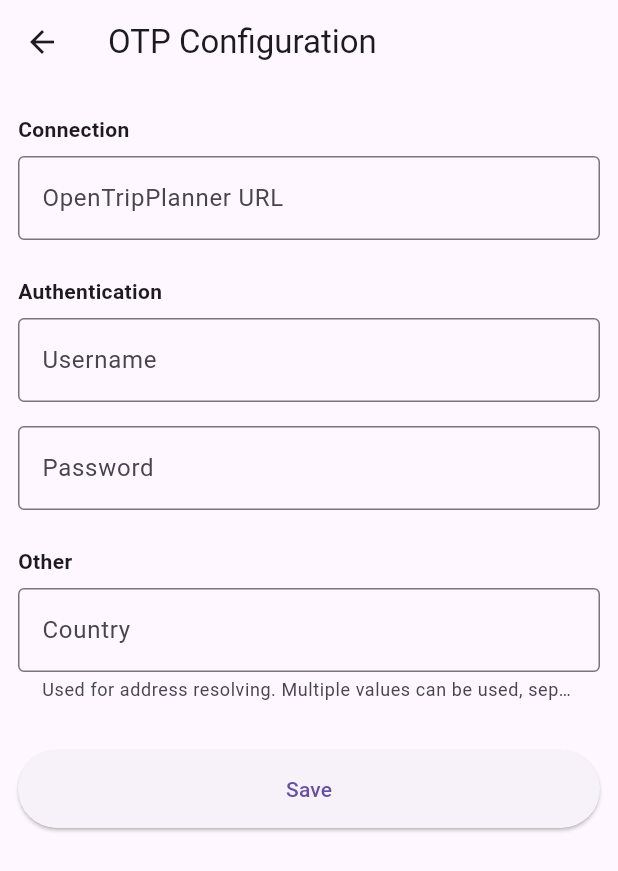
After one commit to BhasherBEL/OtpAnd, a Flutter app: the screen it shows after launch, item 4 of the bottom bar chosen, after a tap on "OTP Configuration", on a phone screen of 412 x 824 dp. The commit adds this screen. Shown: the top 871 px of the screen. Run offline on Flutter 3.47's test engine with Material 3 defaults, Android fonts, the phone set to English and light mode, and no system bars; our stand-ins replace dotted_line, geolocator, shared_preferences, sqflite, timelines_plus; missing offline and left inert: maps_launcher; accounts and stored records are empty; network calls fail.

Commit message:
Profiles, config, and backward propagation

```diff
--- /dev/null
+++ b/lib/db/crud/profiles.dart
@@ -0,0 +1,91 @@
+import 'package:flutter/material.dart';
+import 'package:sqflite/sqflite.dart';
+import 'package:otpand/objects/profile.dart';
+import 'package:otpand/db/helper.dart';
+
+class ProfileDao {
+  static const String table = 'profiles';
+
+  static Future<Profile> newProfile() async {
+    final db = await DatabaseHelper().database;
+    final id = await db.insert(table, {
+      'id': 0,
+      'name': 'New profile',
+      'color': Colors.blue.value,
+      'avoidDirectWalking': 0,
+      'walkPreference': 1.0, // 0.1 - 2
+      'walkSafetyPreference': 0.5, // 0 - 1
+      'walkSpeed': 5.0, // 2 - 10
+      'transit': 1,
+      'transitPreference': 1.0, // 0.1 - 2
+      'transitWaitReluctance': 1.0, // 0.1 - 2
+      'transitTransferWorth': 0.0, // 0 - 15
+      'transitMinimalTransferTime': 1, // 0 - 60
+      'wheelchairAccessible': 0,
+      'bike': 0,
+      'bikePreference': 1.0, // 0.1 - 2
+      'bikeFlatnessPreference': 0.5, // 0 - 1
+      'bikeSafetyPreference': 0.5, // 0 - 1
+      'bikeSpeed': 15.0, // 5 - 40
+      'bikeFriendly': 0,
+      'bikeParkRide': 0,
+      'car': 0,
+      'carPreference': 1.0, // 0.1 - 2
+      'carParkRide': 0,
+      'carKissRide': 0,
+      'carPickup': 0,
+    });
+    final maps = await db.query(table, where: 'id = ?', whereArgs: [id]);
+    if (maps.isNotEmpty) {
+      return Profile.parse(maps.first);
+    } else {
+      throw Exception('Failed to create new profile');
+    }
+  }
+
+  static Future<int> insert(Profile profile) async {
+    final db = await DatabaseHelper().database;
+    return await db.insert(table, profile.toMap());
+  }
+
+  static Future<List<Profile>> getAll() async {
+    final db = await DatabaseHelper().database;
+    final maps = await db.query(table);
+    return Profile.parseAll(maps);
+  }
+
+  static Future<Profile?> getById(int id) async {
+    final db = await DatabaseHelper().database;
+    final maps = await db.query(table, where: 'id = ?', whereArgs: [id]);
+    if (maps.isNotEmpty) {
+      return Profile.parse(maps.first);
+    }
+    return null;
+  }
+
+  static Future<int> update(int id, Profile profile) async {
+    final db = await DatabaseHelper().database;
+    return await db.update(
+      table,
+      profile.toMap(),
+      where: 'id = ?',
+      whereArgs: [id],
+    );
+  }
+
+  static Future<int> delete(int id) async {
+    final db = await DatabaseHelper().database;
+    return await db.delete(table, where: 'id = ?', whereArgs: [id]);
+  }
+
+  // Ensure at least one profile exists (create new on first startup)
+  static Future<void> ensureBlankProfile() async {
+    final db = await DatabaseHelper().database;
+    final count = Sqflite.firstIntValue(
+      await db.rawQuery('SELECT COUNT(*) FROM $table'),
+    );
+    if (count == 0) {
+      await newProfile();
+    }
+  }
+}
--- a/lib/db/helper.dart
+++ b/lib/db/helper.dart
@@ -23,6 +23,36 @@ class DatabaseHelper {
   }
 
   Future _onCreate(Database db, int version) async {
+    await db.execute('''
+      CREATE TABLE profiles (
+        id INTEGER PRIMARY KEY AUTOINCREMENT,
+        name TEXT NOT NULL,
+        color INTEGER NOT NULL,
+        avoidDirectWalking INTEGER NOT NULL,
+        walkPreference REAL NOT NULL,
+        walkSafetyPreference REAL NOT NULL,
+        walkSpeed REAL NOT NULL,
+        transit INTEGER NOT NULL,
+        transitPreference REAL NOT NULL,
+        transitWaitReluctance REAL NOT NULL,
+        transitTransferWorth REAL NOT NULL,
+        transitMinimalTransferTime INTEGER NOT NULL,
+        wheelchairAccessible INTEGER NOT NULL,
+        bike INTEGER NOT NULL,
+        bikePreference REAL NOT NULL,
+        bikeFlatnessPreference REAL NOT NULL,
+        bikeSafetyPreference REAL NOT NULL,
+        bikeSpeed REAL NOT NULL,
+        bikeFriendly INTEGER NOT NULL,
+        bikeParkRide INTEGER NOT NULL,
+        car INTEGER NOT NULL,
+        carPreference REAL NOT NULL,
+        carParkRide INTEGER NOT NULL,
+        carKissRide INTEGER NOT NULL,
+        carPickup INTEGER NOT NULL
+      )
+    ''');
+
     await db.execute('''
       CREATE TABLE agencies (
         gtfsId TEXT PRIMARY KEY,
--- a/lib/objects/profile.dart
+++ b/lib/objects/profile.dart
@@ -2,6 +2,7 @@ import 'package:flutter/material.dart';
 import 'package:otpand/utils.dart';
 
 class Profile {
+  int id;
   String name;
   Color color;
 
@@ -32,6 +33,7 @@ class Profile {
   bool carPickup;
 
   Profile({
+    required this.id,
     required this.name,
     required this.color,
     required this.avoidDirectWalking,
@@ -58,32 +60,13 @@ class Profile {
     required this.carPickup,
   });
 
-  factory Profile.blank() => Profile(
-    name: 'New profile',
-    color: Colors.blue,
-    avoidDirectWalking: false,
-    walkPreference: 1.0, // 0.1 - 2
-    walkSafetyPreference: 0.5, // 0 - 1
-    walkSpeed: 5, // 2 - 10
-    transit: true,
-    transitPreference: 1.0, // 0.1 - 2
-    transitWaitReluctance: 1.0, // 0.1 - 2
-    transitTransferWorth: 0.0, // 0 - 15
-    transitMinimalTransferTime: 60, // 0 - 1800
-    wheelchairAccessible: false,
-    bike: false,
-    bikePreference: 1.0, // 0.1 - 2
-    bikeFlatnessPreference: 0.5, // 0 - 1
-    bikeSafetyPreference: 0.5, // 0 - 1
-    bikeSpeed: 15.0, // 5 - 40
-    bikeFriendly: false,
-    bikeParkRide: false,
-    car: false,
-    carPreference: 1.0, // 0.1 - 2
-    carParkRide: false,
-    carKissRide: false,
-    carPickup: false,
-  );
+  @override
+  bool operator ==(Object other) =>
+      identical(this, other) ||
+      other is Profile && runtimeType == other.runtimeType && id == other.id;
+
+  @override
+  int get hashCode => id.hashCode;
 
   Map<String, dynamic> getPlanPreferences() {
     num bikeFlatnessRatio = round(
@@ -154,4 +137,68 @@ class Profile {
       },
     };
   }
+
+  Map<String, dynamic> toMap() {
+    return {
+      'id': id,
+      'name': name,
+      'color': color.value,
+      'avoidDirectWalking': avoidDirectWalking ? 1 : 0,
+      'walkPreference': walkPreference,
+      'walkSafetyPreference': walkSafetyPreference,
+      'walkSpeed': walkSpeed,
+      'transit': transit ? 1 : 0,
+      'transitPreference': transitPreference,
+      'transitWaitReluctance': transitWaitReluctance,
+      'transitTransferWorth': transitTransferWorth,
+      'transitMinimalTransferTime': transitMinimalTransferTime,
+      'wheelchairAccessible': wheelchairAccessible ? 1 : 0,
+      'bike': bike ? 1 : 0,
+      'bikePreference': bikePreference,
+      'bikeFlatnessPreference': bikeFlatnessPreference,
+      'bikeSafetyPreference': bikeSafetyPreference,
+      'bikeSpeed': bikeSpeed,
+      'bikeFriendly': bikeFriendly ? 1 : 0,
+      'bikeParkRide': bikeParkRide ? 1 : 0,
+      'car': car ? 1 : 0,
+      'carPreference': carPreference,
+      'carParkRide': carParkRide ? 1 : 0,
+      'carKissRide': carKissRide ? 1 : 0,
+      'carPickup': carPickup ? 1 : 0,
+    };
+  }
+
+  static List<Profile> parseAll(List<dynamic> list) {
+    return list.map((e) => Profile.parse(e as Map<String, dynamic>)).toList();
+  }
+
+  static Profile parse(Map<String, dynamic> map) {
+    return Profile(
+      id: map['id'],
+      name: map['name'],
+      color: Color(map['color']),
+      avoidDirectWalking: map['avoidDirectWalking'] == 1,
+      walkPreference: map['walkPreference'],
+      walkSafetyPreference: map['walkSafetyPreference'],
+      walkSpeed: map['walkSpeed'],
+      transit: map['transit'] == 1,
+      transitPreference: map['transitPreference'],
+      transitWaitReluctance: map['transitWaitReluctance'],
+      transitTransferWorth: map['transitTransferWorth'],
+      transitMinimalTransferTime: map['transitMinimalTransferTime'],
+      wheelchairAccessible: map['wheelchairAccessible'] == 1,
+      bike: map['bike'] == 1,
+      bikePreference: map['bikePreference'],
+      bikeFlatnessPreference: map['bikeFlatnessPreference'],
+      bikeSafetyPreference: map['bikeSafetyPreference'],
+      bikeSpeed: map['bikeSpeed'],
+      bikeFriendly: map['bikeFriendly'] == 1,
+      bikeParkRide: map['bikeParkRide'] == 1,
+      car: map['car'] == 1,
+      carPreference: map['carPreference'],
+      carParkRide: map['carParkRide'] == 1,
+      carKissRide: map['carKissRide'] == 1,
+      carPickup: map['carPickup'] == 1,
+    );
+  }
 }
--- /dev/null
+++ b/lib/pages/otpconfig.dart
@@ -0,0 +1,138 @@
+import 'package:flutter/material.dart';
+import 'package:shared_preferences/shared_preferences.dart';
+
+class OtpConfigPage extends StatefulWidget {
+  const OtpConfigPage({super.key});
+
+  @override
+  State<OtpConfigPage> createState() => _OtpConfigPageState();
+}
+
+class _OtpConfigPageState extends State<OtpConfigPage> {
+  final _urlController = TextEditingController();
+  final _usernameController = TextEditingController();
+  final _passwordController = TextEditingController();
+  final _countryController = TextEditingController();
+
+  bool _loading = true;
+
+  @override
+  void initState() {
+    super.initState();
+    _loadConfig();
+  }
+
+  Future<void> _loadConfig() async {
+    final prefs = await SharedPreferences.getInstance();
+    setState(() {
+      _urlController.text = prefs.getString('otp_url') ?? '';
+      _usernameController.text = prefs.getString('otp_username') ?? '';
+      _passwordController.text = prefs.getString('otp_password') ?? '';
+      _countryController.text = prefs.getString('otp_country') ?? '';
+      _loading = false;
+    });
+  }
+
+  Future<void> _saveConfig() async {
+    final prefs = await SharedPreferences.getInstance();
+    await prefs.setString('otp_url', _urlController.text.trim());
+    await prefs.setString('otp_username', _usernameController.text.trim());
+    await prefs.setString('otp_password', _passwordController.text);
+    await prefs.setString('otp_country', _countryController.text.trim());
+    if (mounted) {
+      ScaffoldMessenger.of(
+        context,
+      ).showSnackBar(const SnackBar(content: Text('OTP configuration saved')));
+    }
+  }
+
+  @override
+  Widget build(BuildContext context) {
+    return Scaffold(
+      appBar: AppBar(title: const Text('OTP Configuration')),
+      body:
+          _loading
+              ? const Center(child: CircularProgressIndicator())
+              : Padding(
+                padding: const EdgeInsets.all(12.0),
+                child: ListView(
+                  children: [
+                    const SizedBox(height: 8),
+                    const Text(
+                      'Connection',
+                      style: TextStyle(fontWeight: FontWeight.bold),
+                    ),
+                    const SizedBox(height: 8),
+                    TextField(
+                      controller: _urlController,
+                      decoration: const InputDecoration(
+                        labelText: 'OpenTripPlanner URL',
+                        hintText: 'https://otp.example.com',
+                        border: OutlineInputBorder(),
+                      ),
+                      keyboardType: TextInputType.url,
+                    ),
+                    const SizedBox(height: 24),
+                    const Text(
+                      'Authentication',
+                      style: TextStyle(fontWeight: FontWeight.bold),
+                    ),
+                    const SizedBox(height: 8),
+                    TextField(
+                      controller: _usernameController,
+                      decoration: const InputDecoration(
+                        labelText: 'Username',
+                        border: OutlineInputBorder(),
+                      ),
+                    ),
+                    const SizedBox(height: 16),
+                    TextField(
+                      controller: _passwordController,
+                      decoration: const InputDecoration(
+                        labelText: 'Password',
+                        border: OutlineInputBorder(),
+                      ),
+                      obscureText: true,
+                    ),
+                    const SizedBox(height: 24),
+                    const Text(
+                      'Other',
+                      style: TextStyle(fontWeight: FontWeight.bold),
+                    ),
+                    const SizedBox(height: 8),
+                    TextField(
+                      controller: _countryController,
+                      decoration: const InputDecoration(
+                        labelText: 'Country',
+                        hintText: 'e.g. be',
+                        helperText:
+                            "Used for address resolving. Multiple values can be used, separated by a comma.",
+                        border: OutlineInputBorder(),
+                      ),
+                    ),
+                    const SizedBox(height: 32),
+                    SizedBox(
+                      width: double.infinity,
+                      child: ElevatedButton(
+                        onPressed: _saveConfig,
+                        style: ElevatedButton.styleFrom(
+                          padding: const EdgeInsets.symmetric(vertical: 16),
+                        ),
+                        child: const Text('Save'),
+                      ),
+                    ),
+                  ],
+                ),
+              ),
+    );
+  }
+
+  @override
+  void dispose() {
+    _urlController.dispose();
+    _usernameController.dispose();
+    _passwordController.dispose();
+    _countryController.dispose();
+    super.dispose();
+  }
+}
--- a/lib/pages/settings.dart
+++ b/lib/pages/settings.dart
@@ -1,10 +1,39 @@
 import 'package:flutter/material.dart';
+import 'package:otpand/pages/otpconfig.dart';
+import 'package:otpand/pages/profiles.dart';
 
 class SettingsPage extends StatelessWidget {
   const SettingsPage({super.key});
 
   @override
   Widget build(BuildContext context) {
-    return const Center(child: Text('Settings Page (Coming Soon)'));
+    return Scaffold(
+      appBar: AppBar(title: const Text('Settings')),
+      body: ListView(
+        children: [
+          const Divider(),
+          ListTile(
+            leading: const Icon(Icons.person),
+            title: const Text('Profiles'),
+            subtitle: const Text('Manage your travel profiles'),
+            onTap: () {
+              Navigator.of(context).push(
+                MaterialPageRoute(builder: (context) => const ProfilesPage()),
+              );
+            },
+          ),
+          ListTile(
+            leading: const Icon(Icons.settings_applications),
+            title: const Text('OTP Configuration'),
+            subtitle: const Text('Configure your OpenTripPlanner instance'),
+            onTap: () {
+              Navigator.of(context).push(
+                MaterialPageRoute(builder: (context) => const OtpConfigPage()),
+              );
+            },
+          ),
+        ],
+      ),
+    );
   }
 }
```
Also changed, not shown: lib/pages/journeys.dart (+65 -51 lines), lib/pages/profile.dart (+14 -13 lines), lib/pages/profiles.dart (added, +93 -0 lines), lib/pages/routes.dart (+12 -1 lines), lib/widgets/searchbar.dart (+34 -6 lines).
